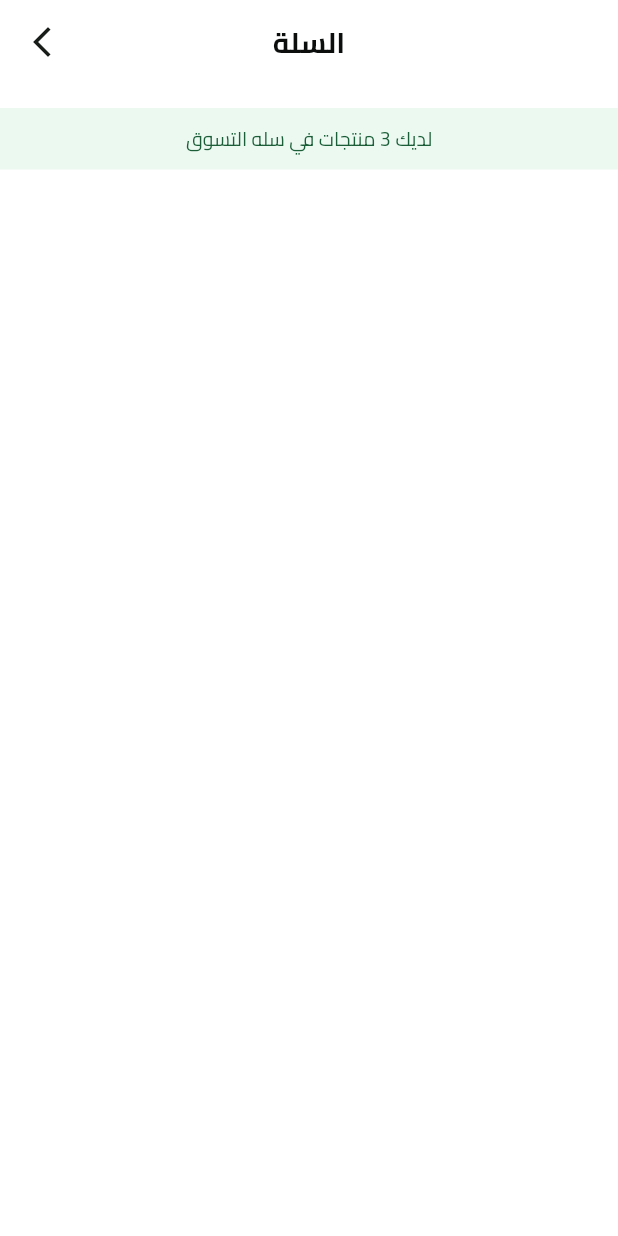
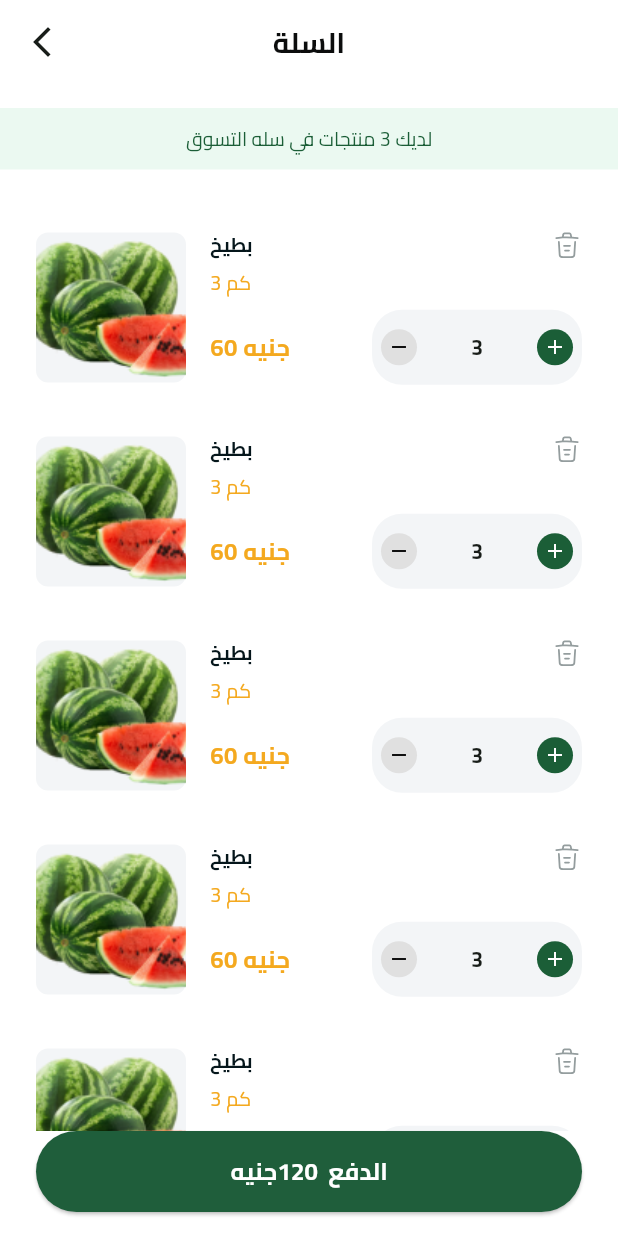
Before and after one commit to SaifAmir39/fruit_hup_store_Project-completion, a Flutter app: the CartViwe screen opened directly, on a phone screen of 412 x 824 dp. Run offline on Flutter 3.47's test engine with Material 3 defaults, Android fonts, the phone set to English and light mode, and no system bars; our stand-ins replace bloc, cloud_firestore, dartz, dots_indicator, firebase_auth, firebase_core and 6 more; missing offline and left inert: flutter_facebook_auth; accounts and stored records are empty.

Commit message:
Cart View done

```diff
--- /dev/null
+++ b/lib/features/cart/presentation/views/widgets/cart_item.dart
@@ -0,0 +1,154 @@
+import 'package:flutter/material.dart';
+import 'package:flutter_svg/flutter_svg.dart';
+
+class CartItem extends StatelessWidget {
+  const CartItem({super.key});
+
+  @override
+  Widget build(BuildContext context) {
+    return Container(
+      height: 120,
+      padding: const EdgeInsets.symmetric(horizontal: 16),
+      child: Row(
+        children: [
+          /// 🟢 Image
+          Container(
+            width: 100,
+            height: 100,
+            decoration: BoxDecoration(
+              color: const Color(0xFFF3F5F7),
+              borderRadius: BorderRadius.circular(8),
+            ),
+            child: Image.asset(
+              "assets/images/watermelon_test.png",
+              fit: BoxFit.cover,
+            ),
+          ),
+
+          const SizedBox(width: 16),
+
+          /// 🟢 Content
+          Expanded(
+            child: Column(
+              crossAxisAlignment: CrossAxisAlignment.start,
+              mainAxisAlignment: MainAxisAlignment.center,
+              children: [
+                /// 🟢 Title + Trash
+                Row(
+                  children: [
+                    const Text(
+                      'بطيخ',
+                      style: TextStyle(
+                        color: Color(0xFF05161B),
+                        fontSize: 13,
+                        fontFamily: 'Cairo',
+                        fontWeight: FontWeight.w700,
+                      ),
+                    ),
+                    const Spacer(),
+                    SvgPicture.asset(
+                      "assets/images/trash.svg",
+                      width: 20,
+                      height: 20,
+                    ),
+                  ],
+                ),
+
+                const SizedBox(height: 6),
+
+                /// 🟢 Weight
+                const Text(
+                  '3 كم',
+                  style: TextStyle(
+                    color: Color(0xFFF4A91F),
+                    fontSize: 13,
+                    fontFamily: 'Cairo',
+                  ),
+                ),
+
+                const SizedBox(height: 8),
+
+                /// 🟢 Price + Quantity
+                Row(
+                  mainAxisAlignment: MainAxisAlignment.spaceBetween,
+                  children: [
+                    const Text(
+                      '60 جنيه',
+                      style: TextStyle(
+                        color: Color(0xFFF4A91F),
+                        fontSize: 16,
+                        fontFamily: 'Cairo',
+                        fontWeight: FontWeight.w700,
+                      ),
+                    ),
+
+                    /// Quantity Widget
+                    Container(
+                      width: 140,
+                      height: 50,
+                      padding: const EdgeInsets.symmetric(horizontal: 6),
+                      decoration: BoxDecoration(
+                        color: const Color(0xFFF3F5F7),
+                        borderRadius: BorderRadius.circular(20),
+                      ),
+                      child: Row(
+                        mainAxisAlignment: MainAxisAlignment.spaceBetween,
+                        children: [
+                          /// ➖
+                            Container(
+      width: 24,
+      height: 24,
+      decoration: BoxDecoration(
+        color:  Colors.grey[300],
+        shape: BoxShape.circle,
+      ),
+      child: Icon(
+        Icons.remove,
+        size: 16,
+        color: Colors.black,
+      ),
+    ),
+
+                          const SizedBox(width: 6),
+
+                          const Text(
+                            '3',
+                            style: TextStyle(
+                              fontSize: 14,
+                              fontWeight: FontWeight.bold,
+                            ),
+                          ),
+
+                          const SizedBox(width: 6),
+
+                          /// ➕
+                            Container(
+      width: 24,
+      height: 24,
+      decoration: BoxDecoration(
+        color: const Color(0xFF1B5E37),
+        shape: BoxShape.circle,
+      ),
+      child: Icon(
+        Icons.add,
+        size: 16,
+        color: Colors.white,
+      ),
+    ),
+
+                        ],
+                      ),
+                    ),
+                  ],
+                ),
+              ],
+            ),
+          ),
+        ],
+      ),
+    );
+  }
+
+  /// 🔥 Reusable Button
+
+  }
--- a/lib/features/cart/presentation/views/widgets/cart_viwe_body.dart
+++ b/lib/features/cart/presentation/views/widgets/cart_viwe_body.dart
@@ -1,11 +1,14 @@
+import 'package:flutter/material.dart';
 import 'package:flutter/widgets.dart';
+import 'package:fruit_hup_store/core/utils/Custome%20Bottun.dart';
+import 'package:fruit_hup_store/features/cart/presentation/views/widgets/cart_item.dart';
 
 class CartViweBody extends StatelessWidget {
 
   @override
   Widget build(BuildContext context) {
-    return SingleChildScrollView(
-      child: Column(
+    return
+     Column(
       children: [
         SizedBox(height: 16,),
       Container(
@@ -35,11 +38,29 @@ class CartViweBody extends StatelessWidget {
       ),
     ),
     SizedBox(height: 24,),
+    Expanded(
+      child: ListView.builder(
 
+        itemBuilder: (context, index) {
+
+        return Padding(
+          padding: const EdgeInsets.all(8.0),
+          child: CartItem(),
+        );
+      },
+      itemCount: 10,
+      ),
+    ),
+
+    Padding(
+      padding: const EdgeInsets.symmetric(horizontal: 24),
+      child: Customebottun(onpressed: (){}, title: "الدفع  120جنيه"),
+    ),
+
+    SizedBox(height: 16,),
 
 
       ],
-      ),
     );
   }
 }
```
Lines whose indentation alone changed are shown as unchanged.
